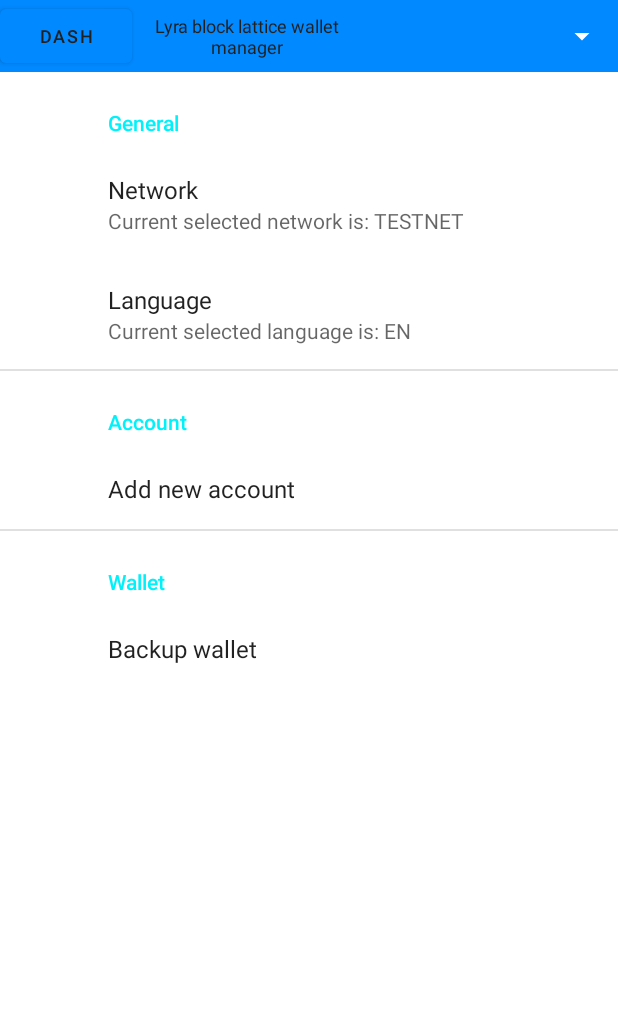
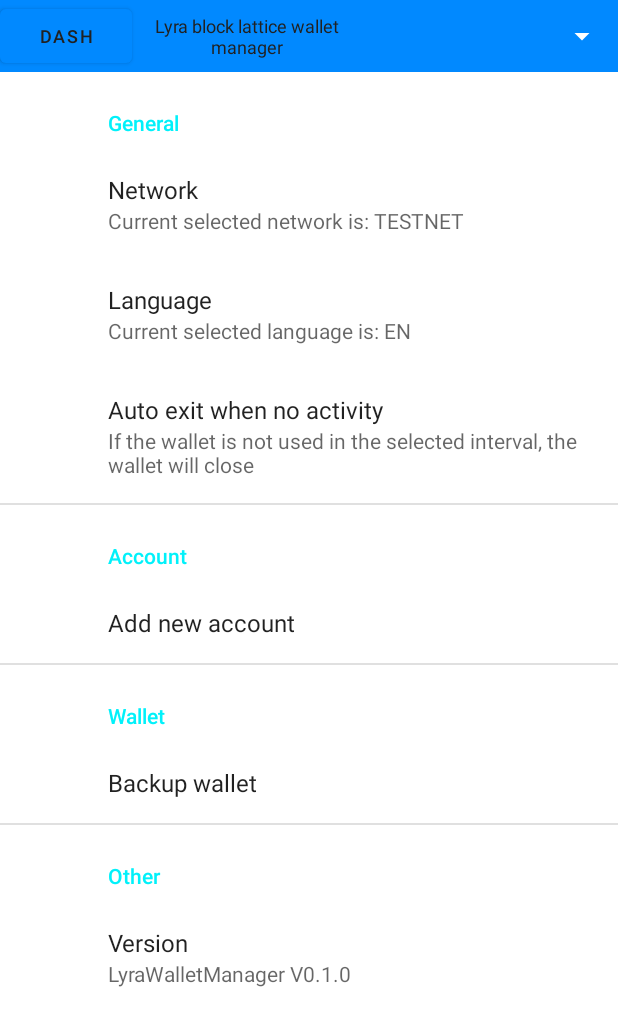
Before and after one commit to LYRA-Block-Lattice/Wallet-Manager-Android, an Android app: the fragment FragmentPreferencesRoot placed in its activity, on a phone screen of 412 x 824 dp. Shown: the top 1026 px of the screen. Run offline under Robolectric (Android 15) with nearby library versions, the phone set to English and light mode, and no system bars; our stand-ins replace androidx.preference.

Commit message:
Implement automatic application exit if use don't interact with after a chosen timeout.

```diff
--- a/LyraWalletManager/src/main/java/com/lyrawallet/Global.java
+++ b/LyraWalletManager/src/main/java/com/lyrawallet/Global.java
@@ -10,16 +10,16 @@ import com.lyrawallet.Ui.FragmentPreferences.FragmentPreferencesRoot;
 import java.util.List;
 
 public class Global {
+// Global enumerations
     public enum network { TESTNET, MAINNET, DEVNET }
-
     public enum language { ENG, ROM }
-
+// Global constants
     final static String DefaultWalletExtension = "lyr";
     final static int RpcConnectionTimeout = 200; // in 10mS steps
     final static int MaxWalletsBackupAllowed = 100;
     final static int MinCharAllowedOnPassword = 8;
     final static int MinCharAllowedOnWalletName = 2;
-
+// Global variables
     private static network CurrentNetwork = network.TESTNET;
     private static language CurrentLanguage = language.ENG;
 
@@ -30,11 +30,13 @@ public class Global {
     private static String SelectedAccountName = "";
     private static int SelectedAccountNr = -1;
     private static String WalletPath = "";
+    private static int InactivityTimeForClose = -1;
 
     private static FragmentDashboard Dashboard = null;
     private static FragmentMyAccountReceive MyAccountReceive = null;
     private static FragmentMyAccountSend MyAccountSend = null;
     private static FragmentPreferencesRoot Settings = null;
+
 
     final static String[] NodeAddressDevNet = new String[]{""};
     final static String[] NodeAddressTestNet = new String[]{
@@ -193,4 +195,11 @@ public class Global {
                 return "TESTNET";
         }
     }
+
+    public static void setInactivityTimeForClose(int inactivity) {
+        InactivityTimeForClose = inactivity;
+    }
+    public static int getInactivityTimeForClose() {
+        return InactivityTimeForClose;
+    }
 }
--- a/LyraWalletManager/src/main/java/com/lyrawallet/PreferencesLoad/PreferencesLoad.java
+++ b/LyraWalletManager/src/main/java/com/lyrawallet/PreferencesLoad/PreferencesLoad.java
@@ -5,24 +5,39 @@ import android.content.res.Configuration;
 import android.content.res.Resources;
 import android.util.DisplayMetrics;
 
-import androidx.appcompat.app.AppCompatActivity;
 import androidx.preference.PreferenceManager;
 
+import com.lyrawallet.BuildConfig;
 import com.lyrawallet.Global;
 import com.lyrawallet.MainActivity;
+import com.lyrawallet.R;
 
 import java.util.Locale;
 
-public class PreferencesLoad extends MainActivity{
+public class PreferencesLoad extends MainActivity {
     public PreferencesLoad() {
         SharedPreferences prefs = PreferenceManager.getDefaultSharedPreferences(getInstance());
-        setAppLocale(getInstance(), prefs.getString("pref_language_selection_key", "0"));
-        setNetwork(prefs.getString("pref_network_selection_key","0"));
+        if(prefs.contains("wallet_version")) {
+            // In case if preferences configuration need to be updated to a never version
+            new PreferencesUpdate();
+        } else {
+            SharedPreferences.Editor editor = prefs.edit();
+            editor.putString("wallet_version", BuildConfig.VERSION_NAME);
+            editor.apply();
+        }
+        setAppLocale(getInstance(), prefs.getString(getInstance().getString(R.string.pref_language_selection_key), "0"));
+        setNetwork(prefs.getString(getInstance().getString(R.string.pref_network_selection_key),"0"));
+        String inactivityTime = prefs.getString(getInstance().getString(R.string.pref_auto_close_selection_key),"N");
+        if (inactivityTime.equals("N")) {
+            Global.setInactivityTimeForClose(-1);
+        } else {
+            Global.setInactivityTimeForClose(Integer.parseInt(inactivityTime));
+        }
     }
     public PreferencesLoad(MainActivity activity) {
         SharedPreferences prefs = PreferenceManager.getDefaultSharedPreferences(activity);
-        setAppLocale(activity, prefs.getString("pref_language_selection_key", "0"));
-        setNetwork(prefs.getString("pref_network_selection_key","0"));
+        setAppLocale(activity, prefs.getString(getInstance().getString(R.string.pref_language_selection_key), "0"));
+        setNetwork(prefs.getString(getInstance().getString(R.string.pref_network_selection_key),"0"));
     }
     public void setAppLocale(MainActivity activity, String localeCode){
         String loc = "en";
--- /dev/null
+++ b/LyraWalletManager/src/main/java/com/lyrawallet/PreferencesLoad/PreferencesUpdate.java
@@ -0,0 +1,19 @@
+package com.lyrawallet.PreferencesLoad;
+
+import android.content.SharedPreferences;
+
+import androidx.preference.PreferenceManager;
+
+import com.lyrawallet.BuildConfig;
+import com.lyrawallet.MainActivity;
+
+public class PreferencesUpdate extends MainActivity {
+    public PreferencesUpdate() {
+        SharedPreferences prefs = PreferenceManager.getDefaultSharedPreferences(getInstance());
+        if(!prefs.getString("wallet_version", "0.0.0").equals(BuildConfig.VERSION_NAME)) {
+            SharedPreferences.Editor editor = prefs.edit();
+            editor.putString("wallet_version", BuildConfig.VERSION_NAME);
+            editor.apply();
+        }
+    }
+}
--- a/LyraWalletManager/src/main/java/com/lyrawallet/Ui/FragmentPreferences/FragmentPreferencesRoot.java
+++ b/LyraWalletManager/src/main/java/com/lyrawallet/Ui/FragmentPreferences/FragmentPreferencesRoot.java
@@ -44,7 +44,7 @@ public class FragmentPreferencesRoot extends PreferenceFragmentCompat {
 
         setPreferencesFromResource(R.xml.preferences_root, rootKey);
 
-        Preference networkSelectorPref = findPreference("pref_network_selection_key");
+        Preference networkSelectorPref = findPreference(getString(R.string.pref_network_selection_key));
         if (networkSelectorPref instanceof ListPreference) {
             ListPreference listPref = (ListPreference) networkSelectorPref;
             networkSelectorPref.setSummary("Current selected network is: " + listPref.getEntry());
@@ -72,7 +72,7 @@ public class FragmentPreferencesRoot extends PreferenceFragmentCompat {
                 }
             });
         }
-        Preference languageSelectorPref = findPreference("pref_language_selection_key");
+        Preference languageSelectorPref = findPreference(getString(R.string.pref_language_selection_key));
         if (languageSelectorPref instanceof ListPreference) {
             ListPreference listPref = (ListPreference) languageSelectorPref;
             languageSelectorPref.setSummary("Current selected language is: " + listPref.getEntry());
@@ -99,7 +99,20 @@ public class FragmentPreferencesRoot extends PreferenceFragmentCompat {
                 }
             });
         }
-        Preference newAccountButton = findPreference(getString(R.string.prefs_add_new_account));
+        Preference autoCloseSelectorPref = findPreference(getString(R.string.pref_auto_close_selection_key));
+        if(autoCloseSelectorPref != null) {
+            autoCloseSelectorPref.setOnPreferenceChangeListener(new Preference.OnPreferenceChangeListener() {
+                public boolean onPreferenceChange(Preference preference, Object value) {
+                    if (value.equals("N")) {
+                        Global.setInactivityTimeForClose(-1);
+                    } else {
+                        Global.setInactivityTimeForClose(Integer.parseInt(value.toString()));
+                    }
+                    return true;
+                }
+            });
+        }
+        Preference newAccountButton = findPreference(getString(R.string.prefs_add_new_account_key));
         if(newAccountButton != null) {
             newAccountButton.setOnPreferenceClickListener(new Preference.OnPreferenceClickListener() {
                 @Override
--- a/LyraWalletManager/src/main/res/values/arrays.xml
+++ b/LyraWalletManager/src/main/res/values/arrays.xml
@@ -18,5 +18,14 @@
         <item>0</item>
         <item>1</item>
     </string-array>
+    <!-- Wallet auto close selection -->
+    <string-array name="pref_auto_close_selection_values">
+        <item>N</item>
+        <item>1</item>
+        <item>5</item>
+        <item>10</item>
+        <item>30</item>
+        <item>60</item>
+    </string-array>
 
 </resources>
--- a/LyraWalletManager/src/main/res/values/strings.xml
+++ b/LyraWalletManager/src/main/res/values/strings.xml
@@ -1,10 +1,17 @@
 <resources>
-    <string name="app_name">LyraWalletManager</string>
+    <string name="app_name" translatable="false">LyraWalletManager</string>
 
     <string name="nav_header_title" translatable="false">Lyra block lattice wallet manager</string>
 
     <string name="charset" translatable="false">0123456789abcdefghijklmnopqrstuvwxyzABCDEFGHIJKLMNOPQRSTUVWXYZ</string>
 
+    <string name="str_Never">Never</string>
+    <string name="str_Minute">Minute</string>
+    <string name="str_Minutes">Minutes</string>
+    <string name="str_Hour">Hour</string>
+    <string name="str_Hours">Hours</string>
+    <string name="str_Day">Day</string>
+    <string name="str_Days">Days</string>
     <string name="str_dialog_title" translatable="false">Unlock wallet</string>
     <string name="str_dialog_message" translatable="false">Enter wallet password</string>
     <string name="str_dialog_accept">Accept</string>
@@ -36,7 +43,7 @@
     <string name="str_something_went_wrong_when_beackup_wallet">Something went wrong when backup the wallet</string>
 
     <string name="prefs_add_new_account_title">Add new account</string>
-    <string name="prefs_add_new_account" translatable="false">prefs_add_new_account</string>
+    <string name="prefs_add_new_account_key" translatable="false">prefs_add_new_account_key</string>
 
     <string name="prefs_backup_wallet_title">Backup wallet</string>
     <string name="prefs_backup_wallet_key" translatable="false">prefs_backup_wallet</string>
@@ -48,14 +55,33 @@
     <string name="pref_category_general_title">General</string>
     <string name="pref_category_account_title">Account</string>
     <string name="pref_category_wallet_title">Wallet</string>
+    <string name="pref_other_title">Other</string>
     <!-- Network selection -->
     <string name="pref_network_selection_title">Network</string>
     <string name="pref_network_selection_sumary">Select network: TESTNET or MAINNET</string>
     <string name="pref_network_selection_key" translatable="false">pref_network_selection_key</string>
     <!-- Language selection -->
     <string name="pref_language_selection_title">Language</string>
-    <string name="pref_language_selection_sumary">Select language: ENG, ROM \.\.\.</string>
+    <string name="pref_language_selection_sumary">Select language: EN, RO \\.\\.\\.</string>
     <string name="pref_language_selection_key" translatable="false">pref_language_selection_key</string>
+    <!-- Auto close selection -->
+    <string name="pref_auto_close_selection_title">Auto exit when no activity</string>
+    <string name="pref_auto_close_selection_sumary">If the wallet is not used in the selected interval, the wallet will close</string>
+    <string name="pref_auto_close_selection_key" translatable="false">pref_auto_close_selection_key</string>
+    <!-- Wallet auto close selection -->
+    <string-array name="pref_auto_close_selection_entries">
+        <item>Never</item>
+        <item>1 Minute</item>
+        <item>5 Minutes</item>
+        <item>10 Minutes</item>
+        <item>30 Minutes</item>
+        <item>1 Hour</item>
+    </string-array>
+    <!-- Other -->
+    <string name="pref_description_title">Version</string>
+    <string name="pref_description_sumary" translatable="false">LyraWalletManager V0.1.0</string>
+    <string name="pref_description_key" translatable="false">pref_description_key</string>
+
 
     <!-- Dummy switch -->
     <string name="pref_dummy_switch_key" translatable="false">pref_dummy_switch_key</string>
--- a/LyraWalletManager/src/main/res/xml/preferences_root.xml
+++ b/LyraWalletManager/src/main/res/xml/preferences_root.xml
@@ -20,6 +20,15 @@
             android:summary="@string/pref_language_selection_sumary"
             android:title="@string/pref_language_selection_title" />
 
+        <ListPreference
+            android:defaultValue="N"
+            android:dialogTitle="@string/pref_auto_close_selection_title"
+            android:entries="@array/pref_auto_close_selection_entries"
+            android:entryValues="@array/pref_auto_close_selection_values"
+            android:key="@string/pref_auto_close_selection_key"
+            android:summary="@string/pref_auto_close_selection_sumary"
+            android:title="@string/pref_auto_close_selection_title" />
+
         <!-- <SwitchPreference
             android:defaultValue="false"
             android:key="@string/pref_dummy_switch_key"
@@ -37,7 +46,7 @@
     <PreferenceCategory android:title="@string/pref_category_account_title">
         <Preference
             android:title="@string/prefs_add_new_account_title"
-            android:key="@string/prefs_add_new_account" />
+            android:key="@string/prefs_add_new_account_key" />
 
     </PreferenceCategory>
     <PreferenceCategory android:title="@string/pref_category_wallet_title">
@@ -45,5 +54,11 @@
             android:title="@string/prefs_backup_wallet_title"
             android:key="@string/prefs_backup_wallet_key" />
     </PreferenceCategory>
+    <PreferenceCategory android:title="@string/pref_other_title">
+        <Preference
+            android:summary="@string/pref_description_sumary"
+            android:title="@string/pref_description_title"
+            android:key="@string/pref_dummy_switch_key"/>
+    </PreferenceCategory>
 
 </PreferenceScreen>
```
Also changed, not shown: LyraWalletManager/src/main/java/com/lyrawallet/MainActivity.java (+35 -0 lines), 2 other files.
